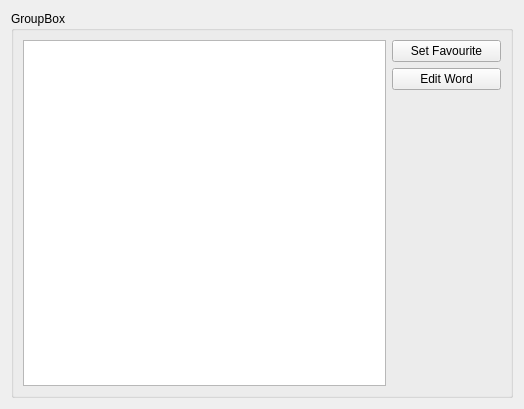
First picture: the form in widgetdefinition.ui, repository sangpham2710/CS163-Project, before the edit.
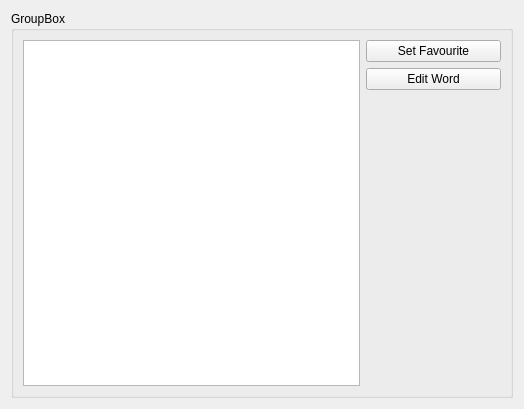
Second picture: the form after the edit.

Commit message: fix space and stretch

```diff
--- a/widgetdefinition.ui
+++ b/widgetdefinition.ui
@@ -21,7 +21,7 @@
      </property>
      <layout class="QHBoxLayout" name="horizontalLayout_3">
       <item>
-       <layout class="QHBoxLayout" name="horizontalLayout_2" stretch="10,3">
+       <layout class="QHBoxLayout" name="horizontalLayout_2" stretch="10,4">
         <item>
          <widget class="QTextEdit" name="textEditDefinition"/>
         </item>
```
The commit also changes 13 other files.
